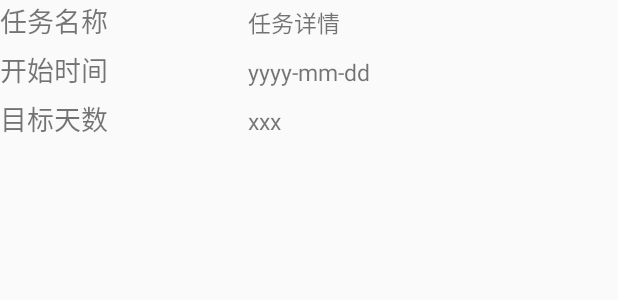
After one commit to Dafenghh/PairGo, an Android app: the layout detail_task_item.xml on its own in the app's theme, with its tools: preview values and no code run, on a phone screen of 412 x 824 dp. The commit adds this screen. Shown: the top 300 px of the screen. Run offline under Robolectric (Android 15) with nearby library versions, the phone set to English and light mode, and no system bars.

Commit message:
taskdetail v1.0.0
UIwithout task comparation

```diff
--- a/app/build.gradle
+++ b/app/build.gradle
@@ -29,4 +29,6 @@ dependencies {
     androidTestImplementation 'com.android.support.test:runner:1.0.1'
     androidTestImplementation 'com.android.support.test.espresso:espresso-core:3.0.1'
     compile 'de.hdodenhof:circleimageview:2.2.0'
+    //MPAndroidChart
+    implementation 'com.github.PhilJay:MPAndroidChart:v3.0.3'
 }
--- /dev/null
+++ b/app/src/main/res/layout/detail_task_item.xml
@@ -0,0 +1,86 @@
+<?xml version="1.0" encoding="utf-8"?>
+<LinearLayout
+    xmlns:android="http://schemas.android.com/apk/res/android"
+    xmlns:tools="http://schemas.android.com/tools"
+    android:layout_width="match_parent"
+    android:layout_height="match_parent"
+    android:orientation="vertical">
+
+    <LinearLayout
+        android:layout_width="wrap_content"
+        android:layout_height="wrap_content"
+        android:orientation="horizontal"
+        android:gravity="left">
+
+        <TextView
+            android:layout_width="0dp"
+            android:layout_height="wrap_content"
+            android:width="160dp"
+            android:layout_weight="1"
+            android:text="任务名称"
+            android:textSize="8pt" />
+
+        <TextView
+            android:id="@+id/detail_task_task_name"
+            android:layout_width="wrap_content"
+            android:layout_height="wrap_content"
+            android:layout_weight="1"
+            android:layout_marginLeft="5dp"
+            android:text="任务详情"
+            android:textSize="7pt"/>
+    </LinearLayout>
+
+    <LinearLayout
+        android:layout_width="wrap_content"
+        android:layout_height="wrap_content"
+        android:orientation="horizontal"
+        android:gravity="left"
+        android:layout_marginTop="5dp"
+        android:layout_marginBottom="5dp">
+
+        <TextView
+            android:layout_width="0dp"
+            android:layout_height="wrap_content"
+            android:width="160dp"
+            android:layout_weight="1"
+            android:text="开始时间"
+            android:textSize="8pt"/>
+
+        <TextView
+            android:id="@+id/detail_task_start_time"
+            android:layout_width="wrap_content"
+            android:layout_height="wrap_content"
+            android:layout_weight="1"
+            android:layout_marginLeft="5dp"
+            android:text="yyyy-mm-dd"
+            android:textSize="7pt"/>
+
+
+    </LinearLayout>
+
+    <LinearLayout
+        android:layout_width="wrap_content"
+        android:layout_height="wrap_content"
+        android:orientation="horizontal"
+        android:gravity="left">
+
+        <TextView
+            android:layout_width="0dp"
+            android:layout_height="wrap_content"
+            android:width="160dp"
+            android:layout_weight="1"
+            android:text="目标天数"
+            android:textSize="8pt"/>
+
+        <TextView
+            android:id="@+id/detail_task_goal_day"
+            android:layout_width="wrap_content"
+            android:layout_height="wrap_content"
+            android:layout_weight="1"
+            android:layout_marginLeft="5dp"
+            android:text="xxx"
+            android:textSize="7pt"/>
+
+
+    </LinearLayout>
+</LinearLayout>
--- a/app/src/main/res/values/colors.xml
+++ b/app/src/main/res/values/colors.xml
@@ -3,4 +3,5 @@
     <color name="colorPrimary">#3F51B5</color>
     <color name="colorPrimaryDark">#303F9F</color>
     <color name="colorAccent">#ff4081</color>
+    <color name="transparent">#00000000</color>
 </resources>
--- a/build.gradle
+++ b/build.gradle
@@ -19,6 +19,7 @@ allprojects {
     repositories {
         google()
         jcenter()
+        maven { url "https://jitpack.io" }
     }
 }
 
--- a/gradle.properties
+++ b/gradle.properties
@@ -12,7 +12,9 @@
 # This option should only be used with decoupled projects. More details, visit
 # http://www.gradle.org/docs/current/userguide/multi_project_builds.html#sec:decoupled_projects
 # org.gradle.parallel=true
-#Fri Dec 08 23:45:31 CST 2017
+#Tue Dec 12 01:06:21 CST 2017
+systemProp.https.proxyPort=50754
 systemProp.http.proxyHost=127.0.0.1
 org.gradle.jvmargs=-Xmx1536m
-systemProp.http.proxyPort=50856
+systemProp.https.proxyHost=127.0.0.1
+systemProp.http.proxyPort=50754
```
Also changed, not shown: app/src/main/java/cn/edu/sysu/competition/Task.java (+20 -1 lines), app/src/main/java/cn/edu/sysu/competition/TaskDetail.java (+76 -12 lines), app/src/main/res/layout/activity_task_detail.xml (+164 -34 lines), app/src/main/res/drawable/chat.png (added).
